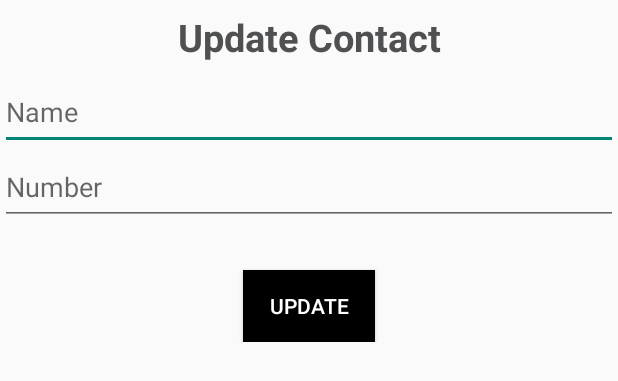
After one commit to Ghanshyam32/contact-book, an Android app: the layout dialogcontent.xml on its own in the app's theme, with its tools: preview values and no code run, on a phone screen of 412 x 824 dp. The commit adds this screen. Shown: the top 381 px of the screen. Run offline under Robolectric (Android 15) with nearby library versions, the phone set to English and light mode, and no system bars.

```diff
--- a/app/src/main/java/com/example/firebase1/MainActivity.java
+++ b/app/src/main/java/com/example/firebase1/MainActivity.java
@@ -6,9 +6,13 @@ import android.annotation.SuppressLint;
 import android.content.Intent;
 import android.os.Bundle;
 import android.text.TextUtils;
+import android.view.Menu;
+import android.view.MenuItem;
+import android.view.SearchEvent;
 import android.view.View;
 import android.widget.Button;
 import android.widget.EditText;
+import android.widget.SearchView;
 import android.widget.Toast;
 
 import com.google.firebase.auth.FirebaseAuth;
@@ -84,4 +88,4 @@ public class MainActivity extends AppCompatActivity {
 //
 //        FirebaseDatabase.getInstance().getReference().child("Ghanshyam Mishra").child("Multiple").updateChildren(map);
     }
-}
+    }
--- /dev/null
+++ b/app/src/main/res/drawable/baseline_delete_outline_24.xml
@@ -0,0 +1,5 @@
+<vector android:height="24dp" android:tint="#000000"
+    android:viewportHeight="24" android:viewportWidth="24"
+    android:width="24dp" xmlns:android="http://schemas.android.com/apk/res/android">
+    <path android:fillColor="@android:color/white" android:pathData="M6,19c0,1.1 0.9,2 2,2h8c1.1,0 2,-0.9 2,-2L18,7L6,7v12zM8,9h8v10L8,19L8,9zM15.5,4l-1,-1h-5l-1,1L5,4v2h14L19,4z"/>
+</vector>
--- /dev/null
+++ b/app/src/main/res/drawable/baseline_edit_24.xml
@@ -0,0 +1,5 @@
+<vector android:height="24dp" android:tint="#000000"
+    android:viewportHeight="24" android:viewportWidth="24"
+    android:width="24dp" xmlns:android="http://schemas.android.com/apk/res/android">
+    <path android:fillColor="@android:color/white" android:pathData="M3,17.25V21h3.75L17.81,9.94l-3.75,-3.75L3,17.25zM20.71,7.04c0.39,-0.39 0.39,-1.02 0,-1.41l-2.34,-2.34c-0.39,-0.39 -1.02,-0.39 -1.41,0l-1.83,1.83 3.75,3.75 1.83,-1.83z"/>
+</vector>
--- /dev/null
+++ b/app/src/main/res/drawable/baseline_search_24.xml
@@ -0,0 +1,5 @@
+<vector android:height="24dp" android:tint="#FFFFFF"
+    android:viewportHeight="24" android:viewportWidth="24"
+    android:width="24dp" xmlns:android="http://schemas.android.com/apk/res/android">
+    <path android:fillColor="@android:color/white" android:pathData="M15.5,14h-0.79l-0.28,-0.27C15.41,12.59 16,11.11 16,9.5 16,5.91 13.09,3 9.5,3S3,5.91 3,9.5 5.91,16 9.5,16c1.61,0 3.09,-0.59 4.23,-1.57l0.27,0.28v0.79l5,4.99L20.49,19l-4.99,-5zM9.5,14C7.01,14 5,11.99 5,9.5S7.01,5 9.5,5 14,7.01 14,9.5 11.99,14 9.5,14z"/>
+</vector>
--- /dev/null
+++ b/app/src/main/res/layout/dialogcontent.xml
@@ -0,0 +1,50 @@
+<?xml version="1.0" encoding="utf-8"?>
+<LinearLayout xmlns:android="http://schemas.android.com/apk/res/android"
+    xmlns:tools="http://schemas.android.com/tools"
+    android:layout_width="match_parent"
+    android:layout_height="wrap_content"
+    android:gravity="center"
+    android:orientation="vertical">
+
+    <TextView
+        android:layout_width="match_parent"
+        android:layout_height="50dp"
+        android:gravity="center"
+        android:textStyle="bold"
+        android:text="Update Contact"
+        android:textColor="#4F5052"
+        android:textSize="25sp" />
+
+    <LinearLayout
+        android:layout_width="match_parent"
+        android:layout_height="match_parent"
+        android:gravity="center"
+        android:orientation="vertical">
+
+        <EditText
+            android:id="@+id/name"
+            android:layout_width="match_parent"
+            android:layout_height="50dp"
+            android:textSize="18sp"
+            android:textColor="@color/black"
+            android:hint="Name" />
+
+        <EditText
+            android:id="@+id/number"
+            android:layout_width="match_parent"
+            android:layout_height="50dp"
+            android:textSize="18sp"
+            android:textColor="@color/black"
+            android:hint="Number" />
+
+        <Button
+            android:id="@+id/update"
+            android:layout_width="wrap_content"
+            android:layout_height="wrap_content"
+            android:layout_marginTop="30dp"
+            android:background="@color/black"
+            android:gravity="center"
+            android:text="Update"
+            android:textColor="@color/white" />
+    </LinearLayout>
+</LinearLayout>
--- a/app/src/main/res/values/themes.xml
+++ b/app/src/main/res/values/themes.xml
@@ -1,6 +1,6 @@
 <resources xmlns:tools="http://schemas.android.com/tools">
     <!-- Base application theme. -->
-    <style name="Theme.Firebase1" parent="Theme.AppCompat.Light.NoActionBar">
+    <style name="Theme.Firebase1" parent="Theme.AppCompat.DayNight.DarkActionBar">
         <!-- Primary brand color. -->
         <item name="colorPrimary">@color/purple_500</item>
         <item name="colorPrimaryVariant">@color/purple_700</item>
```
Also changed, not shown: app/build.gradle (+8 -3 lines), app/src/main/java/com/example/firebase1/ContactsList.java (+82 -17 lines), app/src/main/java/com/example/firebase1/modelClass.java (renamed from app/src/main/java/com/example/firebase1/ModelClass.java, +7 -4 lines), app/src/main/java/com/example/firebase1/myAdapter.java (added, +62 -0 lines), app/src/main/res/layout/activity_contacts_list.xml (+10 -3 lines), app/src/main/res/layout/singlerow.xml (added, +48 -0 lines), app/src/main/res/menu/searchmenu.xml (added, +9 -0 lines).
